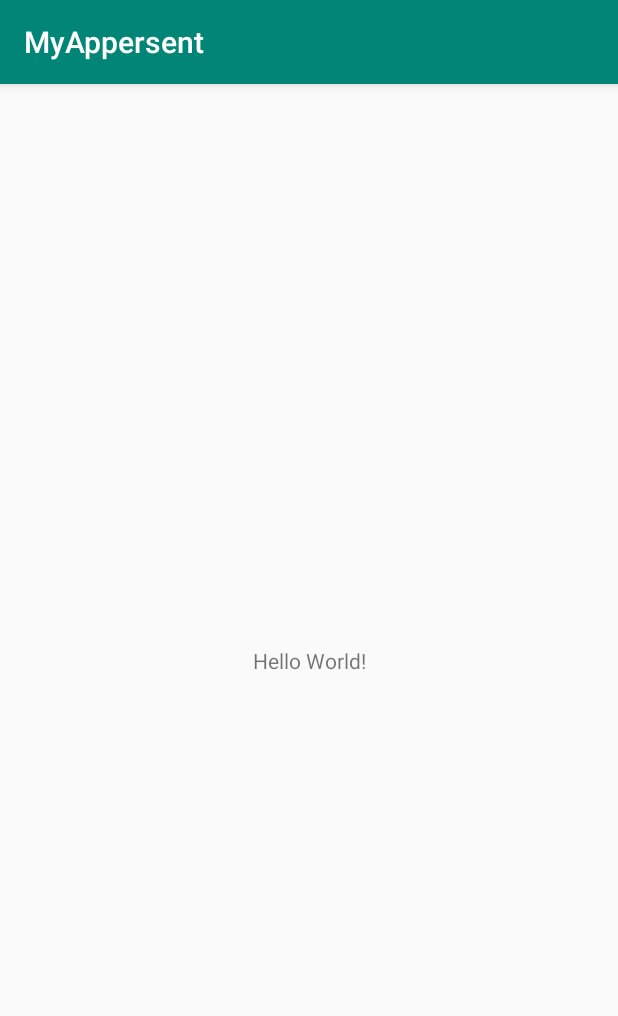
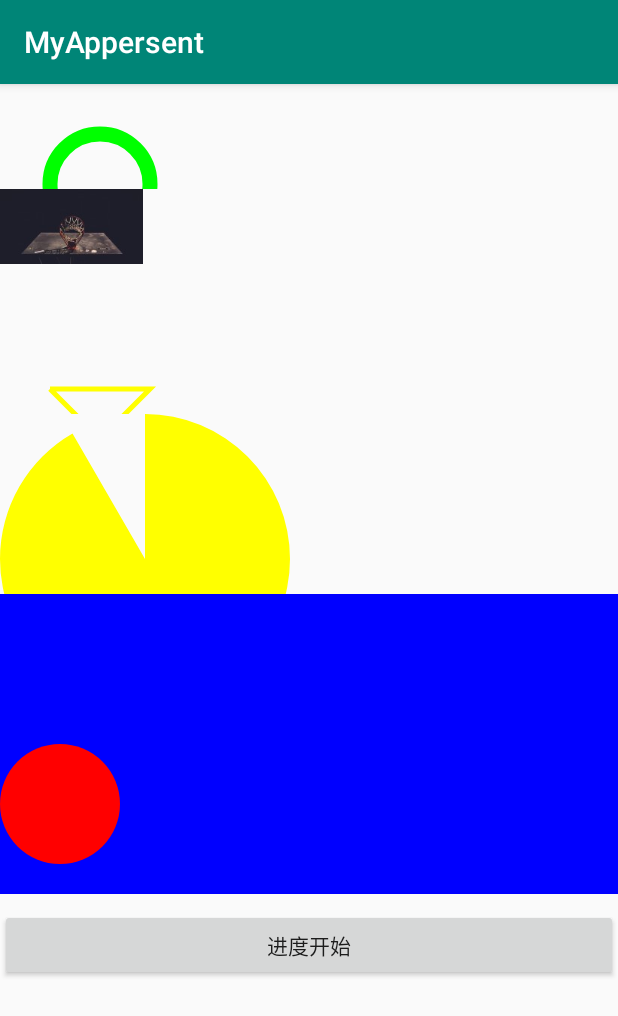
Before and after one commit to 2384900192/MyAppersent, an Android app: the screen it shows after launch (MainActivity), on a phone screen of 412 x 824 dp. Shown: the top 1016 px of the screen. Run offline under Robolectric (Android 15) with nearby library versions, the phone set to English and light mode, and no system bars.

Commit message:
zidingyiView

```diff
--- /dev/null
+++ b/app/src/main/java/com/example/myappersent/BallView.java
@@ -0,0 +1,51 @@
+package com.example.myappersent;
+
+import android.content.Context;
+import android.graphics.Canvas;
+import android.graphics.Color;
+import android.graphics.Paint;
+import android.util.AttributeSet;
+import android.view.MotionEvent;
+import android.view.View;
+
+/**
+ * @Auther: hchen
+ * @Date: 2020/7/15 0015
+ * @Description:
+ */
+public class BallView extends View {
+    private final Paint mPaint;
+    private float mMoveX = 60;//球心的开始位置
+    private float mMoveY = 60;
+    private boolean isUp = false;//松手为假
+    public BallView(Context context, AttributeSet attrs) {
+        super(context, attrs);
+        mPaint = new Paint();
+        mPaint.setColor(Color.RED);
+        mPaint.setAntiAlias(true);
+    }
+
+    @Override
+    protected void onDraw(Canvas canvas) {
+        if(isUp != true){
+            canvas.drawCircle(mMoveX,mMoveY,60,mPaint);
+        }
+        super.onDraw(canvas);
+    }
+
+    @Override
+    public boolean onTouchEvent(MotionEvent event) {
+        if(event.getAction() == MotionEvent.ACTION_MOVE){//当手指移动时，获得最新的位置坐标
+            mPaint.setColor(Color.YELLOW);
+            isUp = false;
+            mMoveX = event.getX();
+            mMoveY = event.getY();
+        }else if(event.getAction() == MotionEvent.ACTION_UP){
+            isUp = true;
+
+        }
+        //在新的位置重新绘制小球
+        invalidate();
+        return true;
+    }
+}
--- /dev/null
+++ b/app/src/main/java/com/example/myappersent/MyCircle.java
@@ -0,0 +1,36 @@
+package com.example.myappersent;
+
+
+import android.content.Context;
+import android.graphics.Canvas;
+import android.graphics.Color;
+import android.graphics.Paint;
+import android.util.AttributeSet;
+import android.view.View;
+
+/**
+ * @Auther: hchen
+ * @Date: 2020/7/15 0015
+ * @Description:
+ */
+public class MyCircle extends View {
+
+    private final Paint mPaint;
+
+    public MyCircle(Context context, AttributeSet attrs) {
+        super(context, attrs);
+
+        //准备画笔
+        mPaint = new Paint();
+        mPaint.setColor(Color.GREEN);//设置颜色
+        mPaint.setStrokeWidth(15);//设置宽度
+        mPaint.setStyle(Paint.Style.STROKE);//空心圆
+        mPaint.setAntiAlias(true);//去掉锯齿
+    }
+
+    @Override
+    protected void onDraw(Canvas canvas) {
+        canvas.drawCircle(100,100,50,mPaint);
+        super.onDraw(canvas);
+    }
+}
--- /dev/null
+++ b/app/src/main/java/com/example/myappersent/MyImage.java
@@ -0,0 +1,33 @@
+package com.example.myappersent;
+
+
+import android.content.Context;
+import android.graphics.Bitmap;
+import android.graphics.BitmapFactory;
+import android.graphics.Canvas;
+import android.graphics.Paint;
+import android.util.AttributeSet;
+import android.view.View;
+
+/**
+ * @Auther: hchen
+ * @Date: 2020/7/15 0015
+ * @Description:
+ */
+public class MyImage extends View {
+
+    private final Paint mPaint;
+
+    public MyImage(Context context, AttributeSet attrs) {
+        super(context, attrs);
+        mPaint = new Paint();
+    }
+
+    @Override
+    protected void onDraw(Canvas canvas) {
+        Bitmap bitmap = BitmapFactory.decodeResource(getResources(), R.mipmap.c);
+        canvas.drawBitmap(bitmap,0,0,mPaint);
+        super.onDraw(canvas);
+
+    }
+}
--- /dev/null
+++ b/app/src/main/java/com/example/myappersent/MyLine.java
@@ -0,0 +1,41 @@
+package com.example.myappersent;
+
+
+import android.content.Context;
+import android.graphics.Canvas;
+import android.graphics.Color;
+import android.graphics.Paint;
+import android.util.AttributeSet;
+import android.view.View;
+
+/**
+ * @Auther: hchen
+ * @Date: 2020/7/15 0015
+ * @Description:
+ *
+ * 1.准备画笔  通常在构造方法中准备
+ */
+public class MyLine extends View {
+
+    private final Paint mPaint;
+
+    public MyLine(Context context, AttributeSet attrs) {
+        super(context, attrs);
+        //准备画笔
+        mPaint = new Paint();
+        mPaint.setColor(Color.GREEN);//设置颜色
+        mPaint.setStrokeWidth(15);//设置宽度
+        mPaint.setAntiAlias(true);//去掉锯齿
+    }
+
+    @Override
+    protected void onDraw(Canvas canvas) {
+        int firstX = 50;
+        int firstY = 100;
+        int secondX = 300;
+        int secondY = 100;
+        canvas.drawLine(firstX,firstY,secondX,secondY,mPaint);
+
+        super.onDraw(canvas);
+    }
+}
--- /dev/null
+++ b/app/src/main/java/com/example/myappersent/MyMoreSide.java
@@ -0,0 +1,50 @@
+package com.example.myappersent;
+
+
+import android.content.Context;
+import android.graphics.Canvas;
+import android.graphics.Color;
+import android.graphics.Paint;
+import android.graphics.Path;
+import android.util.AttributeSet;
+import android.view.View;
+
+/**
+ * @Auther: hchen
+ * @Date: 2020/7/15 0015
+ * @Description:
+ */
+public class MyMoreSide extends View {
+
+    private final Paint mPaint;
+    private Path mPath;
+
+    public MyMoreSide(Context context, AttributeSet attrs) {
+        super(context, attrs);
+        mPaint = new Paint();
+        mPaint.setColor(Color.YELLOW);
+        mPaint.setStyle(Paint.Style.STROKE);//空心
+        mPaint.setAntiAlias(true);//去掉锯齿
+        mPaint.setStrokeWidth(5);
+    }
+
+    @Override
+    protected void onDraw(Canvas canvas) {
+        mPath = new Path();//实例化路径对象
+        //创建三个点
+        int x1 = 50,y1 = 50;
+        int x2 = 150,y2 = 50;
+        int x3 = 100,y3 = 100;
+        //路径从第一个点开始
+        mPath.moveTo(x1,y1);
+        //添加路径
+        mPath.lineTo(x1,y1);
+        mPath.lineTo(x2,y2);
+        mPath.lineTo(x3,y3);
+        mPath.lineTo(x1,y1);
+
+        canvas.drawPath(mPath,mPaint);//开始画
+
+        super.onDraw(canvas);
+    }
+}
--- /dev/null
+++ b/app/src/main/java/com/example/myappersent/MyRecView.java
@@ -0,0 +1,39 @@
+package com.example.myappersent;
+
+
+import android.content.Context;
+import android.graphics.Canvas;
+import android.graphics.Color;
+import android.graphics.Paint;
+import android.graphics.RectF;
+import android.util.AttributeSet;
+import android.view.View;
+
+/**
+ * @Auther: hchen
+ * @Date: 2020/7/15 0015
+ * @Description:
+ */
+public class MyRecView extends View {
+
+    private final Paint mPaint;
+
+    public MyRecView(Context context, AttributeSet attrs) {
+        super(context, attrs);
+        mPaint = new Paint();
+        mPaint.setColor(Color.YELLOW);
+//        mPaint.setStyle(Paint.Style.STROKE);//空心
+        mPaint.setAntiAlias(true);//去掉锯齿
+        mPaint.setStrokeWidth(5);
+    }
+
+    @Override
+    protected void onDraw(Canvas canvas) {
+        RectF arc = new RectF(0, 0, 290, 290);
+        //第一参数是  扇形的样子    参数3 角度  参数4 是否有边  true有 参数5 画笔
+        //参数2 开始的角度  水平是0度 顺时针是正的度数  逆时针是负的度数  水平为0  12点钟位置是  -90
+        //参数3  是圆弧的角度范围  180是半圆
+        canvas.drawArc(arc,-90,330,true,mPaint);
+        super.onDraw(canvas);
+    }
+}
--- /dev/null
+++ b/app/src/main/java/com/example/myappersent/MyTextView.java
@@ -0,0 +1,39 @@
+package com.example.myappersent;
+
+import android.annotation.SuppressLint;
+import android.content.Context;
+import android.graphics.Canvas;
+import android.graphics.Color;
+import android.util.AttributeSet;
+import android.widget.TextView;
+
+/**
+ * @Auther: hchen
+ * @Date: 2020/7/15 0015
+ * @Description:
+ */
+@SuppressLint("AppCompatCustomView")
+public class MyTextView extends TextView {
+    //重写三个构造方法  固定写法，底层需要用到
+    public MyTextView(Context context) {
+        super(context);
+    }
+    public MyTextView(Context context, AttributeSet attrs) {
+        super(context, attrs);
+    }
+    public MyTextView(Context context, AttributeSet attrs, int defStyleAttr) {
+        super(context, attrs, defStyleAttr);
+    }
+
+    /**
+     * 重写onDdraw进行重画组件   Canvas表示 画布
+     * @param canvas
+     */
+    @Override
+    protected void onDraw(Canvas canvas) {
+        canvas.drawColor(Color.BLUE);//设置画布的颜色
+//        canvas.drawColor(getResources().getColor(R.color.blue));
+        canvas.rotate(45,getMeasuredWidth()/10,getMeasuredHeight()/10);//旋转45度
+        super.onDraw(canvas);
+    }
+}
--- a/app/src/main/res/layout/activity_main.xml
+++ b/app/src/main/res/layout/activity_main.xml
@@ -1,18 +1,43 @@
 <?xml version="1.0" encoding="utf-8"?>
-<android.support.constraint.ConstraintLayout xmlns:android="http://schemas.android.com/apk/res/android"
+<LinearLayout xmlns:android="http://schemas.android.com/apk/res/android"
     xmlns:app="http://schemas.android.com/apk/res-auto"
     xmlns:tools="http://schemas.android.com/tools"
     android:layout_width="match_parent"
+    android:orientation="vertical"
     android:layout_height="match_parent"
     tools:context=".MainActivity">
 
-    <TextView
-        android:layout_width="wrap_content"
-        android:layout_height="wrap_content"
-        android:text="Hello World!"
-        app:layout_constraintBottom_toBottomOf="parent"
-        app:layout_constraintLeft_toLeftOf="parent"
-        app:layout_constraintRight_toRightOf="parent"
-        app:layout_constraintTop_toTopOf="parent" />
+    <com.example.myappersent.MyCircle
+        android:id="@+id/mycircle"
+        android:layout_width="match_parent"
+        android:layout_height="70dp" />
 
-</android.support.constraint.ConstraintLayout>
+    <com.example.myappersent.MyImage
+        android:layout_width="match_parent"
+        android:layout_height="50dp" />
+    <com.example.myappersent.MyLine
+        android:layout_width="match_parent"
+        android:layout_height="50dp" />
+    <com.example.myappersent.MyMoreSide
+        android:layout_width="match_parent"
+        android:layout_height="50dp" />
+    <com.example.myappersent.MyRecView
+        android:layout_width="match_parent"
+        android:layout_height="120dp" />
+    <com.example.myappersent.MyTextView
+        android:layout_width="match_parent"
+        android:layout_height="100dp" />
+    <com.example.myappersent.BallView
+        android:background="#00f"
+        android:layout_width="match_parent"
+        android:layout_height="100dp"/>
+    <Button
+        android:id="@+id/btn_start"
+        android:layout_marginTop="10dp"
+        android:text="进度开始"
+        android:gravity="center"
+        android:layout_width="match_parent"
+        android:layout_height="wrap_content" />
+
+
+</LinearLayout>
```
Also changed, not shown: app/src/main/java/com/example/myappersent/MyProgressBar.java (added, +117 -0 lines), app/src/main/res/values/attrs.xml (added, +21 -0 lines), app/src/main/res/mipmap-xhdpi/c.jpg (added).
